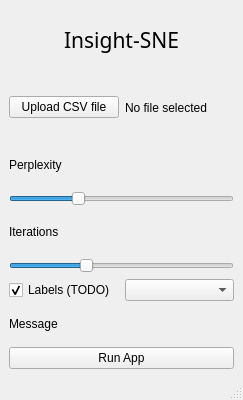
sady410/Insight-SNE, file menuwindow.ui: the form before one commit.
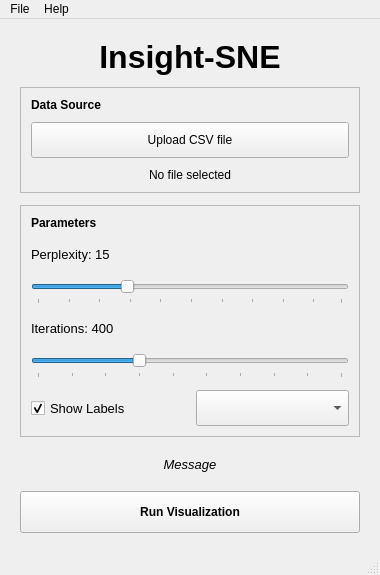
The form after the commit.

Commit message: improve menu styling

What changed in the file:
```diff
--- a/menuwindow.ui
+++ b/menuwindow.ui
@@ -6,8 +6,8 @@
    <rect>
     <x>0</x>
     <y>0</y>
-    <width>243</width>
-    <height>400</height>
+    <width>380</width>
+    <height>480</height>
    </rect>
   </property>
   <property name="windowTitle">
@@ -15,12 +15,28 @@
   </property>
   <widget class="QWidget" name="centralwidget">
    <layout class="QVBoxLayout" name="verticalLayout">
+    <property name="spacing">
+     <number>12</number>
+    </property>
+    <property name="leftMargin">
+     <number>20</number>
+    </property>
+    <property name="topMargin">
+     <number>20</number>
+    </property>
+    <property name="rightMargin">
+     <number>20</number>
+    </property>
+    <property name="bottomMargin">
+     <number>20</number>
+    </property>
     <item>
      <widget class="QLabel" name="menuTitle">
       <property name="font">
        <font>
-        <family>Ubuntu Sans</family>
-        <pointsize>16</pointsize>
+        <family>Arial</family>
+        <pointsize>24</pointsize>
+        <bold>true</bold>
        </font>
       </property>
       <property name="text">
@@ -32,9 +48,49 @@
      </widget>
     </item>
     <item>
-     <layout class="QHBoxLayout" name="horizontalLayout_5">
+     <widget class="QFrame" name="uploadFrame">
+      <property name="frameShape">
+       <enum>QFrame::StyledPanel</enum>
+      </property>
+      <property name="frameShadow">
+       <enum>QFrame::Raised</enum>
+      </property>
+      <layout class="QVBoxLayout" name="verticalLayout_3">
+       <property name="spacing">
+        <number>10</number>
+       </property>
+       <property name="leftMargin">
+        <number>10</number>
+       </property>
+       <property name="topMargin">
+        <number>10</number>
+       </property>
+       <property name="rightMargin">
+        <number>10</number>
+       </property>
+       <property name="bottomMargin">
+        <number>10</number>
+       </property>
+       <item>
+        <widget class="QLabel" name="dataSourceLabel">
+         <property name="font">
+          <font>
+           <bold>true</bold>
+          </font>
+         </property>
+         <property name="text">
+          <string>Data Source</string>
+         </property>
+        </widget>
+       </item>
       <item>
        <widget class="QPushButton" name="uploadCsvButton">
+         <property name="minimumSize">
+          <size>
+           <width>0</width>
+           <height>36</height>
+          </size>
+         </property>
         <property name="text">
          <string>Upload CSV file</string>
         </property>
@@ -45,16 +101,67 @@
         <property name="text">
          <string>No file selected</string>
         </property>
+         <property name="alignment">
+          <set>Qt::AlignCenter</set>
+         </property>
        </widget>
       </item>
      </layout>
+     </widget>
+    </item>
+    <item>
+     <widget class="QFrame" name="parametersFrame">
+      <property name="frameShape">
+       <enum>QFrame::StyledPanel</enum>
+      </property>
+      <property name="frameShadow">
+       <enum>QFrame::Raised</enum>
+      </property>
+      <layout class="QVBoxLayout" name="verticalLayout_6">
+       <property name="spacing">
+        <number>12</number>
+       </property>
+       <property name="leftMargin">
+        <number>10</number>
+       </property>
+       <property name="topMargin">
+        <number>10</number>
+       </property>
+       <property name="rightMargin">
+        <number>10</number>
+       </property>
+       <property name="bottomMargin">
+        <number>10</number>
+       </property>
+       <item>
+        <widget class="QLabel" name="parametersTitle">
+         <property name="font">
+          <font>
+           <bold>true</bold>
+          </font>
+         </property>
+         <property name="text">
+          <string>Parameters</string>
+         </property>
+        </widget>
     </item>
     <item>
      <layout class="QVBoxLayout" name="verticalLayout_2">
       <item>
        <widget class="QLabel" name="perplexityLabel">
         <property name="text">
-         <string>Perplexity</string>
+            <string>Perplexity: 15</string>
+           </property>
+           <property name="minimumSize">
+            <size>
+             <width>0</width>
+             <height>24</height>
+            </size>
+           </property>
+           <property name="font">
+            <font>
+             <pointsize>10</pointsize>
+            </font>
         </property>
        </widget>
       </item>
@@ -69,14 +176,20 @@
         <property name="value">
          <number>30</number>
         </property>
+           <property name="minimumSize">
+            <size>
+             <width>0</width>
+             <height>26</height>
+            </size>
+           </property>
         <property name="orientation">
          <enum>Qt::Orientation::Horizontal</enum>
         </property>
         <property name="tickPosition">
-         <enum>QSlider::TickPosition::NoTicks</enum>
+            <enum>QSlider::TickPosition::TicksBelow</enum>
         </property>
         <property name="tickInterval">
-         <number>5</number>
+            <number>10</number>
         </property>
        </widget>
       </item>
@@ -87,35 +200,52 @@
       <item>
        <widget class="QLabel" name="iterationsLabel">
         <property name="text">
-         <string>Iterations</string>
+            <string>Iterations: 400</string>
+           </property>
+           <property name="minimumSize">
+            <size>
+             <width>0</width>
+             <height>24</height>
+            </size>
+           </property>
+           <property name="font">
+            <font>
+             <pointsize>10</pointsize>
+            </font>
         </property>
        </widget>
       </item>
       <item>
        <widget class="QSlider" name="iterationsSlider">
         <property name="minimum">
-         <number>100</number>
+            <number>0</number>
         </property>
         <property name="maximum">
-         <number>1000</number>
+            <number>9</number>
         </property>
         <property name="singleStep">
          <number>100</number>
         </property>
         <property name="pageStep">
-         <number>100</number>
+            <number>1</number>
         </property>
         <property name="value">
-         <number>400</number>
+            <number>3</number>
+           </property>
+           <property name="minimumSize">
+            <size>
+             <width>0</width>
+             <height>26</height>
+            </size>
         </property>
         <property name="orientation">
          <enum>Qt::Orientation::Horizontal</enum>
         </property>
         <property name="tickPosition">
-         <enum>QSlider::TickPosition::NoTicks</enum>
+            <enum>QSlider::TickPosition::TicksBelow</enum>
         </property>
         <property name="tickInterval">
-         <number>100</number>
+            <number>1</number>
         </property>
        </widget>
       </item>
@@ -126,7 +256,7 @@
       <item>
        <widget class="QCheckBox" name="checkBox">
         <property name="text">
-         <string>Labels (TODO)</string>
+            <string>Show Labels</string>
         </property>
         <property name="checked">
          <bool>true</bool>
@@ -134,30 +264,91 @@
         <property name="tristate">
          <bool>false</bool>
         </property>
+           <property name="minimumSize">
+            <size>
+             <width>0</width>
+             <height>36</height>
+            </size>
+           </property>
+           <property name="font">
+            <font>
+             <pointsize>10</pointsize>
+            </font>
+           </property>
        </widget>
       </item>
       <item>
-       <widget class="QComboBox" name="comboBox"/>
-      </item>
-     </layout>
-    </item>
-    <item>
-     <layout class="QVBoxLayout" name="verticalLayout_4">
+          <widget class="QComboBox" name="comboBox">
+           <property name="minimumSize">
+            <size>
+             <width>0</width>
+             <height>36</height>
+            </size>
+           </property>
+           <property name="font">
+            <font>
+             <pointsize>10</pointsize>
+            </font>
+           </property>
+           <property name="placeholderText">
+            <string>Color Mode</string>
+           </property>
+           <item>
+            <property name="text">
+             <string>By Class</string>
+            </property>
+           </item>
+           <item>
+            <property name="text">
+             <string>By Feature</string>
+            </property>
+           </item>
+          </widget>
+         </item>
+        </layout>
+       </item>
+      </layout>
+     </widget>
+    </item>
       <item>
        <widget class="QLabel" name="message">
         <property name="text">
          <string>Message</string>
         </property>
+      <property name="alignment">
+       <set>Qt::AlignCenter</set>
+      </property>
+      <property name="minimumSize">
+       <size>
+        <width>0</width>
+        <height>30</height>
+       </size>
+      </property>
+      <property name="font">
+       <font>
+        <pointsize>10</pointsize>
+        <italic>true</italic>
+       </font>
+      </property>
        </widget>
       </item>
       <item>
        <widget class="QPushButton" name="runAppButton">
+      <property name="minimumSize">
+       <size>
+        <width>0</width>
+        <height>42</height>
+       </size>
+      </property>
+      <property name="font">
+       <font>
+        <bold>true</bold>
+       </font>
+      </property>
         <property name="text">
-         <string>Run App</string>
-        </property>
-       </widget>
-      </item>
-     </layout>
+       <string>Run Visualization</string>
+      </property>
+     </widget>
     </item>
    </layout>
   </widget>
@@ -166,10 +357,25 @@
     <rect>
      <x>0</x>
      <y>0</y>
-     <width>243</width>
+     <width>380</width>
      <height>23</height>
     </rect>
    </property>
+   <widget class="QMenu" name="menuFile">
+    <property name="title">
+     <string>File</string>
+    </property>
+    <addaction name="actionOpen_CSV"/>
+    <addaction name="actionExit"/>
+   </widget>
+   <widget class="QMenu" name="menuHelp">
+    <property name="title">
+     <string>Help</string>
+    </property>
+    <addaction name="actionAbout"/>
+   </widget>
+   <addaction name="menuFile"/>
+   <addaction name="menuHelp"/>
   </widget>
   <widget class="QStatusBar" name="statusbar"/>
  </widget>
```
Left out of the diff: 25 changed lines with no effect on the pictures. Lines whose indentation alone changed are shown as unchanged. The commit also changes 16 other files.
